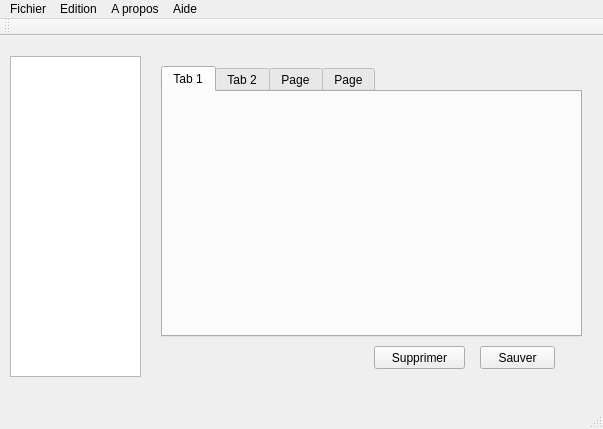
Qt form ProjetPriseDeNote/mainwindow.ui (Simobain/MotDit) before a commit.
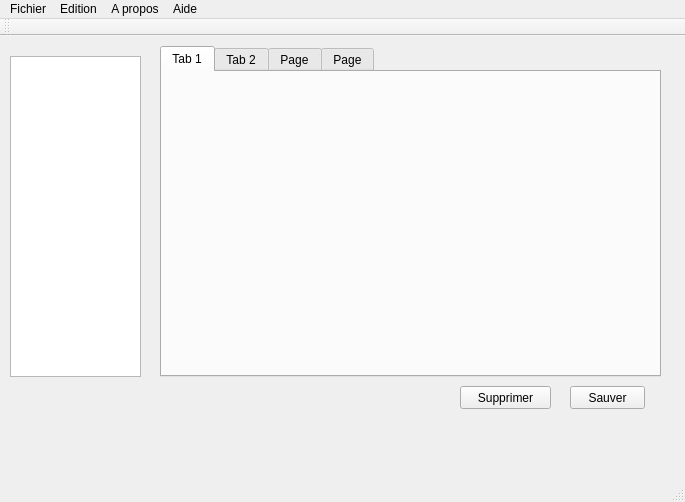
The same form after that commit.

Patch:
```diff
--- a/ProjetPriseDeNote/mainwindow.ui
+++ b/ProjetPriseDeNote/mainwindow.ui
@@ -6,8 +6,8 @@
    <rect>
     <x>0</x>
     <y>0</y>
-    <width>603</width>
-    <height>429</height>
+    <width>685</width>
+    <height>502</height>
    </rect>
   </property>
   <property name="windowTitle">
@@ -17,10 +17,10 @@
    <widget class="QTabWidget" name="onglets">
     <property name="geometry">
      <rect>
-      <x>161</x>
-      <y>30</y>
-      <width>421</width>
-      <height>271</height>
+      <x>160</x>
+      <y>10</y>
+      <width>501</width>
+      <height>331</height>
      </rect>
     </property>
     <property name="currentIndex">
@@ -66,8 +66,8 @@
    <widget class="QPushButton" name="sauver">
     <property name="geometry">
      <rect>
-      <x>480</x>
-      <y>310</y>
+      <x>570</x>
+      <y>350</y>
       <width>75</width>
       <height>23</height>
      </rect>
@@ -79,8 +79,8 @@
    <widget class="QPushButton" name="suppr">
     <property name="geometry">
      <rect>
-      <x>374</x>
-      <y>310</y>
+      <x>460</x>
+      <y>350</y>
       <width>91</width>
       <height>23</height>
      </rect>
@@ -105,7 +105,7 @@
     <rect>
      <x>0</x>
      <y>0</y>
-     <width>603</width>
+     <width>685</width>
      <height>22</height>
     </rect>
    </property>
```
